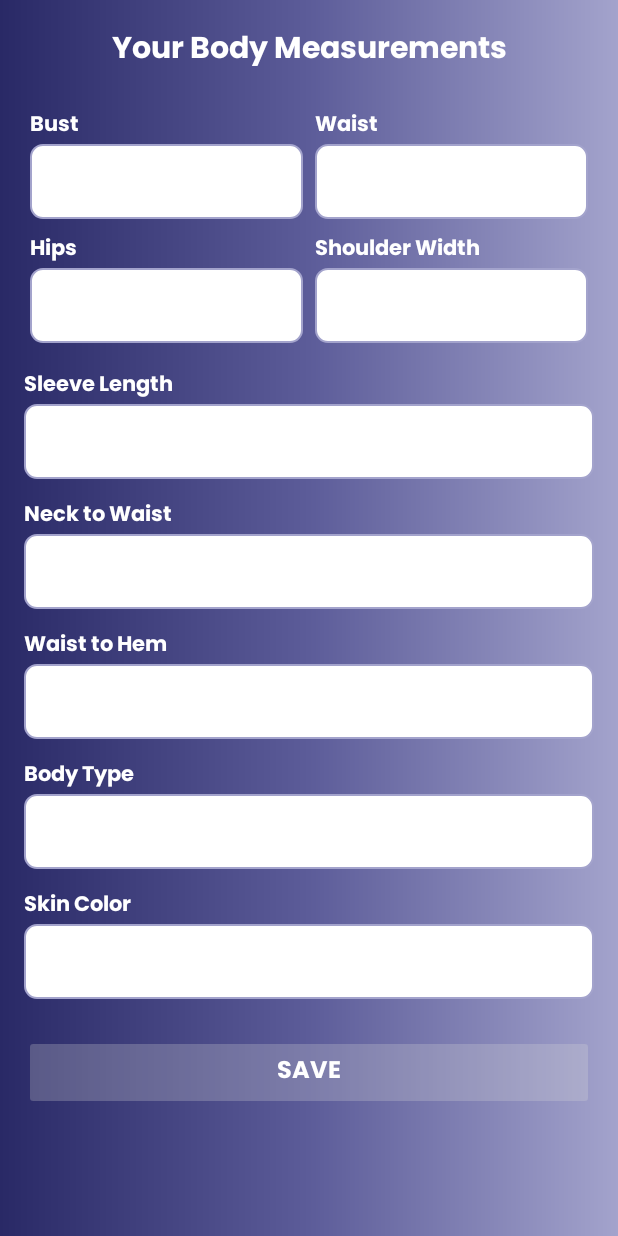
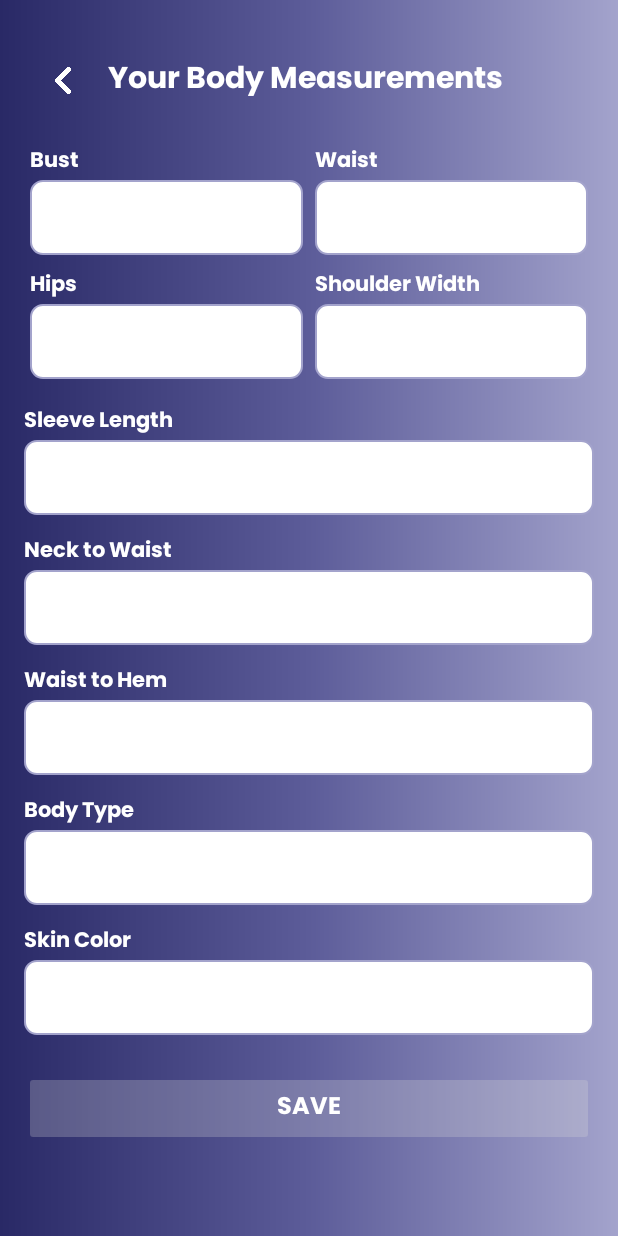
Before and after one commit to sherwinfontanar/Fitcraft, an Android app: the MeasurementActivity screen opened directly, with no data from a screen before it, on a phone screen of 412 x 824 dp. Run offline under Robolectric (Android 15) with nearby library versions, the phone set to English and light mode, and no system bars; our stand-ins replace Volley; network calls fail; 1 statement that could not run was skipped.

```diff
--- a/app/src/main/java/com/example/fitcraft/MeasurementActivity.kt
+++ b/app/src/main/java/com/example/fitcraft/MeasurementActivity.kt
@@ -50,7 +50,6 @@ class MeasurementActivity : Activity() {
         skinColor = findViewById(R.id.skinColorValue)
 
         saveButton = findViewById(R.id.saveButton)
-        editButton = findViewById(R.id.btnEdit)
 
         setEditing(false)
         loadMeasurements()
--- a/app/src/main/java/com/example/fitcraft/Splash.kt
+++ b/app/src/main/java/com/example/fitcraft/Splash.kt
@@ -35,7 +35,7 @@ class Splash : Activity() {
 
             if (Math.abs(diffX) > Math.abs((e2?.y ?: 0f) - (e1?.y ?: 0f))) {
                 if (Math.abs(diffX) > SWIPE_THRESHOLD && Math.abs(velocityX) > SWIPE_VELOCITY_THRESHOLD) {
-                    if (diffX < 0) { // left swipe
+                    if (diffX > 0) { // right swipe
                         val intent = Intent(this@Splash, LoginActivity::class.java)
                         startActivity(intent)
                         overridePendingTransition(android.R.anim.slide_in_left, android.R.anim.slide_out_right)
--- a/app/src/main/res/layout/activity_measurement.xml
+++ b/app/src/main/res/layout/activity_measurement.xml
@@ -10,17 +10,34 @@
         android:layout_height="wrap_content"
         android:orientation="vertical">
 
-        <!-- Header -->
-        <TextView
-            android:id="@+id/measurement"
+        <LinearLayout
             android:layout_width="match_parent"
             android:layout_height="wrap_content"
-            android:text="Your Body Measurements"
-            android:textSize="20sp"
-            android:fontFamily="@font/poppins_bold"
-            android:textColor="@color/white"
-            android:gravity="center"
-            android:paddingBottom="16dp" />
+            android:orientation="horizontal"
+            android:paddingTop="20dp"
+            android:paddingStart="16dp"
+            android:paddingEnd="16dp"
+            android:paddingBottom="20dp"
+            android:gravity="center_vertical">
+
+            <ImageButton
+                android:id="@+id/btnBack"
+                android:layout_width="20dp"
+                android:layout_height="20dp"
+                android:background="@drawable/back"
+                android:contentDescription="Back" />
+
+            <TextView
+                android:id="@+id/measurement"
+                android:layout_width="wrap_content"
+                android:layout_height="wrap_content"
+                android:text="Your Body Measurements"
+                android:textSize="20sp"
+                android:fontFamily="@font/poppins_bold"
+                android:textColor="@color/white"
+                android:layout_marginStart="20dp" />
+        </LinearLayout>
+
 
         <!-- Two-column section for Bust, Waist, Hips, Shoulder Width -->
         <GridLayout
--- a/app/src/main/res/layout/activity_splash.xml
+++ b/app/src/main/res/layout/activity_splash.xml
@@ -24,7 +24,7 @@
         android:layout_height="wrap_content"
         android:layout_marginBottom="60dp"
         android:fontFamily="@font/poppins_light"
-        android:text="Swipe left to learn more"
+        android:text="Swipe right to login"
         android:textColor="@color/four"
         android:textSize="16sp"
         app:layout_constraintBottom_toBottomOf="parent"
```
